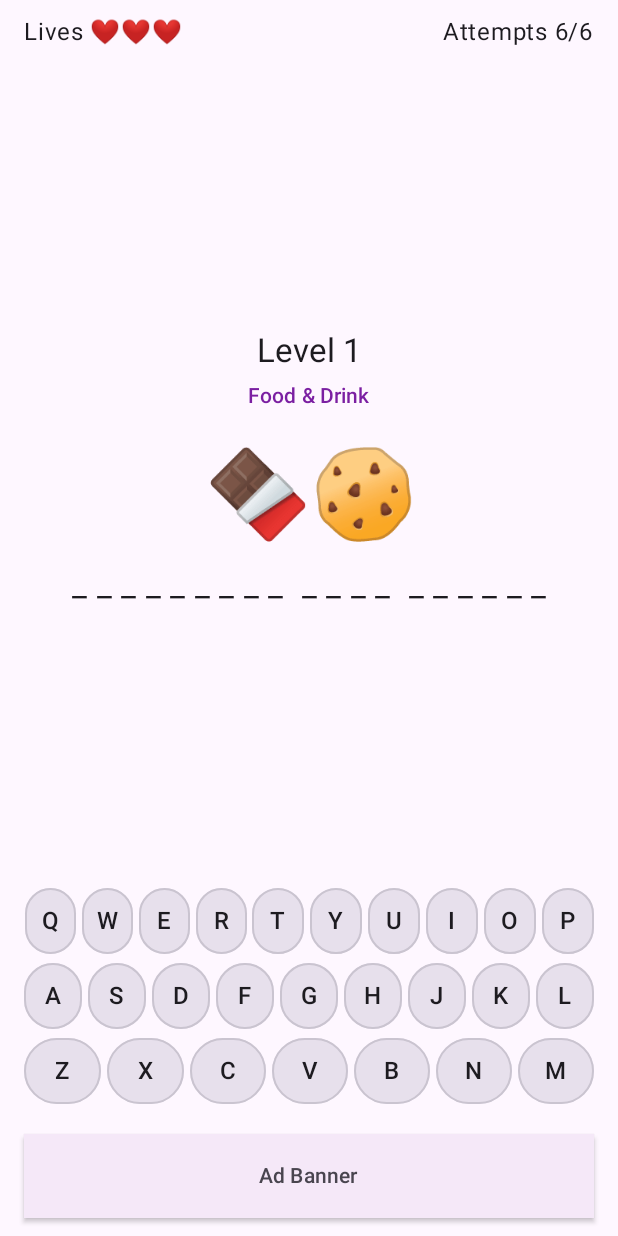
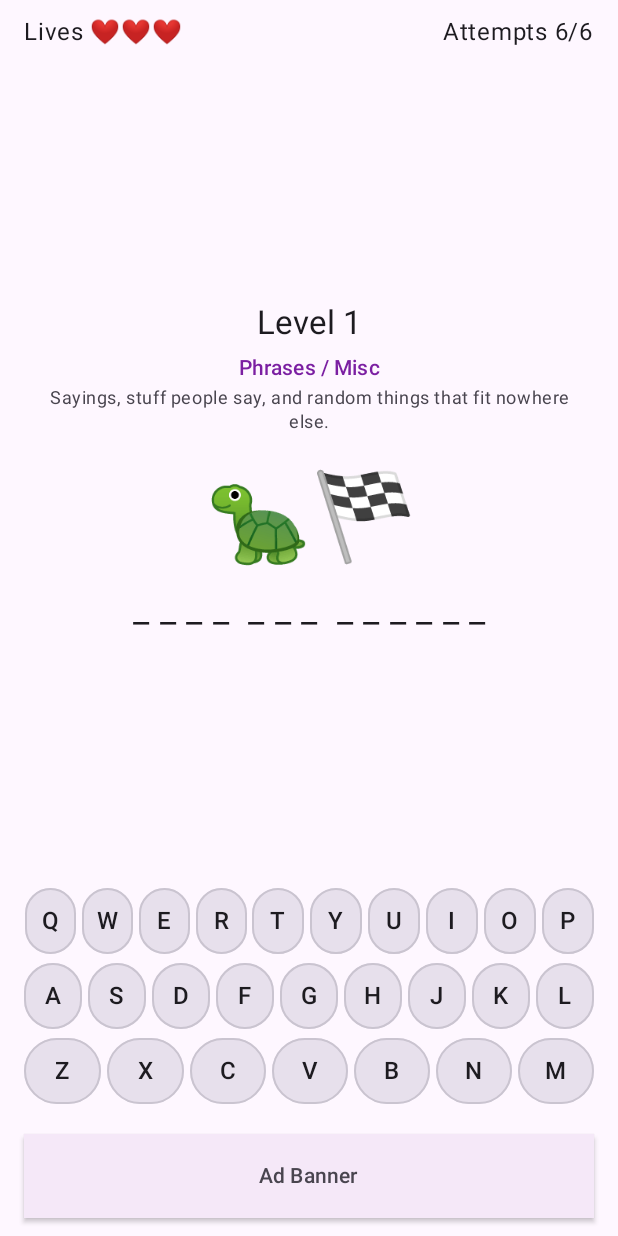
Before and after one commit to thatwaz/Guess-The-Emoji, an Android app built with Jetpack Compose: the screen it shows after launch (MainActivity), after a tap on "▶ Play", on a phone screen of 412 x 824 dp. Run offline under Robolectric (Android 15) with nearby library versions, the phone set to English and light mode, and no system bars.

Commit message:
Add more puzzles and explanation in u.i. for odd pairings

```diff
--- a/app/build.gradle.kts
+++ b/app/build.gradle.kts
@@ -8,6 +8,7 @@ android {
     compileSdk = 35
 
     defaultConfig {
+
         applicationId = "com.thatwaz.guesstheemoji"
         minSdk = 24
         targetSdk = 35
--- a/app/src/main/java/com/thatwaz/guesstheemoji/data/EmojiPuzzles.kt
+++ b/app/src/main/java/com/thatwaz/guesstheemoji/data/EmojiPuzzles.kt
@@ -6,7 +6,8 @@ enum class Category {
     FOOD_DRINK,
     SONGS_MUSIC,
     PHRASES_IDIOMS,
-    ANIMALS_NATURE
+    ANIMALS_NATURE,
+    CRAZY_COMBOS
 }
 
 // Data class now uses Category
@@ -57,6 +58,55 @@ object EmojiPuzzles {
         EmojiPuzzle("👩‍🚀🚀", "Gravity", Category.MOVIES_TV),
         EmojiPuzzle("🐘🎪", "Dumbo", Category.MOVIES_TV),
         EmojiPuzzle("🐍✈️", "Snakes on a Plane", Category.MOVIES_TV),
+        EmojiPuzzle("⏰🚗⚡", "Back to the Future", Category.MOVIES_TV),
+        EmojiPuzzle("🕶️🔴🔵", "The Matrix", Category.MOVIES_TV),
+        EmojiPuzzle("🤖🕶️🔫", "The Terminator", Category.MOVIES_TV),
+        EmojiPuzzle("🦇🌃", "The Dark Knight", Category.MOVIES_TV),
+        EmojiPuzzle("🌀🛌", "Inception", Category.MOVIES_TV),
+        EmojiPuzzle("🏴‍☠️⚓", "Pirates of the Caribbean", Category.MOVIES_TV),
+        EmojiPuzzle("🤠🧸", "Toy Story", Category.MOVIES_TV),
+        EmojiPuzzle("🐠🔍", "Finding Nemo", Category.MOVIES_TV),
+        EmojiPuzzle("🧞‍♂️🕌", "Aladdin", Category.MOVIES_TV),
+        EmojiPuzzle("🧜‍♀️🐠", "The Little Mermaid", Category.MOVIES_TV),
+        EmojiPuzzle("🌹👹", "Beauty and the Beast", Category.MOVIES_TV),
+        EmojiPuzzle("🎶⛰️", "The Sound of Music", Category.MOVIES_TV),
+        EmojiPuzzle("🥊⛰️", "Rocky", Category.MOVIES_TV),
+        EmojiPuzzle("🏃‍♂️🍫", "Forrest Gump", Category.MOVIES_TV),
+        EmojiPuzzle("⛓️🏛️🐦", "The Shawshank Redemption", Category.MOVIES_TV),
+        EmojiPuzzle("🤫🐑", "The Silence of the Lambs", Category.MOVIES_TV),
+        EmojiPuzzle("6️⃣👦👁️", "The Sixth Sense", Category.MOVIES_TV),
+        EmojiPuzzle("🧑‍💻👥", "The Social Network", Category.MOVIES_TV),
+        EmojiPuzzle("🔵🧑🌳", "Avatar", Category.MOVIES_TV),
+        EmojiPuzzle("🏹🔥", "The Hunger Games", Category.MOVIES_TV),
+        EmojiPuzzle("🧩🏃", "The Maze Runner", Category.MOVIES_TV),
+        EmojiPuzzle("🌙🧛‍♂️", "Twilight", Category.MOVIES_TV),
+        EmojiPuzzle("📓❤️", "The Notebook", Category.MOVIES_TV),
+        EmojiPuzzle("🏠👦", "Home Alone", Category.MOVIES_TV),
+        EmojiPuzzle("🤺🏛️", "Gladiator", Category.MOVIES_TV),
+        EmojiPuzzle("3️⃣0️⃣0️⃣🛡️", "300", Category.MOVIES_TV),
+        EmojiPuzzle("🚗🔥🏜️", "Mad Max: Fury Road", Category.MOVIES_TV),
+        EmojiPuzzle("🏜️🪱", "Dune", Category.MOVIES_TV),
+        EmojiPuzzle("✈️😎", "Top Gun", Category.MOVIES_TV),
+        EmojiPuzzle("🧠💣🎩", "Oppenheimer", Category.MOVIES_TV),
+        EmojiPuzzle("🎀👱‍♀️", "Barbie", Category.MOVIES_TV),
+        EmojiPuzzle("🧠😊😭", "Inside Out", Category.MOVIES_TV),
+        EmojiPuzzle("🤖🌍", "WALL·E", Category.MOVIES_TV),
+        EmojiPuzzle("👨‍👩‍👧‍👦🦸", "The Incredibles", Category.MOVIES_TV),
+        EmojiPuzzle("🧊🚢🪵", "The Revenant", Category.MOVIES_TV), // survival vibes
+        EmojiPuzzle("🧲🕷️🌆", "Spider-Man: Into the Spider-Verse", Category.MOVIES_TV),
+        EmojiPuzzle("🧭🐒🏺", "Indiana Jones", Category.MOVIES_TV),
+        EmojiPuzzle("👽🔦", "Stranger Things", Category.MOVIES_TV),
+        EmojiPuzzle("🔍🕵️‍♀️📖", "Knives Out", Category.MOVIES_TV),
+        EmojiPuzzle("👑🐯", "Life of Pi", Category.MOVIES_TV),
+        EmojiPuzzle("🧟‍♀️🏹", "The Last of Us", Category.MOVIES_TV),
+        EmojiPuzzle("🧲💼🇬🇧", "Kingsman", Category.MOVIES_TV),
+        EmojiPuzzle("🧛‍♂️🧄🪞", "Dracula", Category.MOVIES_TV),
+        EmojiPuzzle("🎈🤡🎈", "It Chapter Two", Category.MOVIES_TV),
+        EmojiPuzzle("💼🕵️‍♂️🎭", "Mission: Impossible", Category.MOVIES_TV),
+        EmojiPuzzle("🦸‍♂️🛡️🔨", "The Avengers", Category.MOVIES_TV),
+        EmojiPuzzle("🥋🧒", "The Karate Kid", Category.MOVIES_TV),
+        EmojiPuzzle("👸🗡️💍", "The Princess Bride", Category.MOVIES_TV),
+        EmojiPuzzle("🧛‍♂️🦇🎩", "Interview with the Vampire", Category.MOVIES_TV),
 
         // 🍕 Food & Drink
         EmojiPuzzle("🍞🥜🍓", "Peanut Butter and Jelly", Category.FOOD_DRINK),
@@ -98,6 +148,16 @@ object EmojiPuzzles {
         EmojiPuzzle("🍺🥨", "Beer and Pretzel", Category.FOOD_DRINK),
         EmojiPuzzle("🍷🧀", "Wine and Cheese", Category.FOOD_DRINK),
         EmojiPuzzle("🥕🍰", "Carrot Cake", Category.FOOD_DRINK),
+        EmojiPuzzle("🍗🧇", "Chicken and Waffles", Category.FOOD_DRINK),
+        EmojiPuzzle("🥯🧀🥓", "Bacon Egg and Cheese", Category.FOOD_DRINK),
+        EmojiPuzzle("🌶️🍲", "Spicy Chili", Category.FOOD_DRINK),
+        EmojiPuzzle("🍤🍜", "Shrimp Ramen", Category.FOOD_DRINK),
+        EmojiPuzzle("🥑🍞", "Avocado Toast", Category.FOOD_DRINK),
+        EmojiPuzzle("🍫🥛", "Chocolate Milk", Category.FOOD_DRINK),
+        EmojiPuzzle("🍉❄️", "Frozen Watermelon", Category.FOOD_DRINK),
+        EmojiPuzzle("🍣🔥", "Seared Sushi", Category.FOOD_DRINK),
+        EmojiPuzzle("🍗🍗🍗", "Bucket of Chicken", Category.FOOD_DRINK),
+        EmojiPuzzle("🧄🧈🍝", "Garlic Butter Pasta", Category.FOOD_DRINK),
 
         // 🎵 Songs & Music
         EmojiPuzzle("🎶👑", "Dancing Queen", Category.SONGS_MUSIC),
@@ -130,6 +190,16 @@ object EmojiPuzzles {
         EmojiPuzzle("🐝🎶", "Let It Bee", Category.SONGS_MUSIC),
         EmojiPuzzle("🧊🎶", "Ice Ice Baby", Category.SONGS_MUSIC),
         EmojiPuzzle("🕊️🎶", "Imagine", Category.SONGS_MUSIC),
+        EmojiPuzzle("👑🎭", "Bohemian Rhapsody", Category.SONGS_MUSIC),
+        EmojiPuzzle("😈🧍", "bad guy", Category.SONGS_MUSIC),
+        EmojiPuzzle("🌊🔊", "Rolling in the Deep", Category.SONGS_MUSIC),
+        EmojiPuzzle("⚡🥁", "Thunderstruck", Category.SONGS_MUSIC),
+        EmojiPuzzle("🏨🌴", "Hotel California", Category.SONGS_MUSIC),
+        EmojiPuzzle("🪜☁️", "Stairway to Heaven", Category.SONGS_MUSIC),
+        EmojiPuzzle("🏙️✨", "Uptown Funk", Category.SONGS_MUSIC),
+        EmojiPuzzle("🧣➡️", "Shake It Off", Category.SONGS_MUSIC),
+        EmojiPuzzle("🌃🕺", "Night Fever", Category.SONGS_MUSIC),
+        EmojiPuzzle("🧊🧠", "Cold Heart", Category.SONGS_MUSIC),
 
         // 💡 Phrases / Idioms
         EmojiPuzzle("🏠💻☕", "Work From Home", Category.PHRASES_IDIOMS),
@@ -169,6 +239,21 @@ object EmojiPuzzles {
         EmojiPuzzle("🧩🧩", "Missing Piece", Category.PHRASES_IDIOMS),
         EmojiPuzzle("🎨🖌️", "Paint Brush", Category.PHRASES_IDIOMS),
         EmojiPuzzle("🧵🪡", "Needle and Thread", Category.PHRASES_IDIOMS),
+        EmojiPuzzle("🍰✅", "Piece of Cake", Category.PHRASES_IDIOMS),
+        EmojiPuzzle("🧊💔", "Break the Ice", Category.PHRASES_IDIOMS),
+        EmojiPuzzle("🫘🗣️", "Spill the Beans", Category.PHRASES_IDIOMS),
+        EmojiPuzzle("🌧️🤒", "Under the Weather", Category.PHRASES_IDIOMS),
+        EmojiPuzzle("🔵🌙", "Once in a Blue Moon", Category.PHRASES_IDIOMS),
+        EmojiPuzzle("🛏️🎯", "Hit the Sack", Category.PHRASES_IDIOMS),
+        EmojiPuzzle("🐎🔙", "Back in the Saddle", Category.PHRASES_IDIOMS),
+        EmojiPuzzle("🐟🚫", "Something’s Fishy", Category.PHRASES_IDIOMS),
+        EmojiPuzzle("🧂🆙", "Take It with a Grain of Salt", Category.PHRASES_IDIOMS),
+        EmojiPuzzle("🪙2️⃣", "Two Cents", Category.PHRASES_IDIOMS),
+        EmojiPuzzle("🦴🐶", "Throw a Bone", Category.PHRASES_IDIOMS),
+        EmojiPuzzle("🧠🌀", "Mind Blown", Category.PHRASES_IDIOMS),
+        EmojiPuzzle("🧱🗣️", "Hit a Brick Wall", Category.PHRASES_IDIOMS),
+        EmojiPuzzle("🐫🌋", "The Last Straw", Category.PHRASES_IDIOMS),
+        EmojiPuzzle("🧠✅", "Use Your Head", Category.PHRASES_IDIOMS),
 
         // 🐾 Animals & Nature
         EmojiPuzzle("🐶🐾", "Dog Walk", Category.ANIMALS_NATURE),
@@ -202,6 +287,34 @@ object EmojiPuzzles {
         EmojiPuzzle("🦘🇦🇺", "Kangaroo Australia", Category.ANIMALS_NATURE),
         EmojiPuzzle("🐪🏜️", "Camel Desert", Category.ANIMALS_NATURE),
         EmojiPuzzle("🐏🏔️", "Mountain Goat", Category.ANIMALS_NATURE),
-        EmojiPuzzle("🦆🌊", "Duck Pond", Category.ANIMALS_NATURE)
+        EmojiPuzzle("🦆🌊", "Duck Pond", Category.ANIMALS_NATURE),
+        EmojiPuzzle("🦊🌙", "Sly as a Fox", Category.ANIMALS_NATURE),
+        EmojiPuzzle("🦅👀", "Eagle Eye", Category.ANIMALS_NATURE),
+        EmojiPuzzle("🦎🌞", "Cold-Blooded", Category.ANIMALS_NATURE),
+        EmojiPuzzle("🦢💑", "Swan Song", Category.ANIMALS_NATURE),
+        EmojiPuzzle("🦋🌸", "Butterfly Garden", Category.ANIMALS_NATURE),
+        EmojiPuzzle("🐻❄️", "Polar Bear", Category.ANIMALS_NATURE),
+        EmojiPuzzle("🦖🦴", "Dino Bones", Category.ANIMALS_NATURE),
+        EmojiPuzzle("🕊️🌿", "Olive Branch", Category.ANIMALS_NATURE),
+        EmojiPuzzle("🌪️🌧️", "Stormy Weather", Category.ANIMALS_NATURE),
+        EmojiPuzzle("🔥🌲", "Wildfire", Category.ANIMALS_NATURE),
+
+        EmojiPuzzle("🦍🍌", "Gorilla Banana", Category.CRAZY_COMBOS),
+        EmojiPuzzle("🐒🍕", "Monkey Pizza", Category.CRAZY_COMBOS),
+        EmojiPuzzle("🦊🍰", "Fox Cake", Category.CRAZY_COMBOS),
+        EmojiPuzzle("🦄🥤", "Unicorn Smoothie", Category.CRAZY_COMBOS),
+        EmojiPuzzle("🐙📞", "Octopus Call", Category.CRAZY_COMBOS),
+        EmojiPuzzle("🐼🥞", "Panda Pancake", Category.CRAZY_COMBOS),
+        EmojiPuzzle("🦒🧦", "Giraffe Socks", Category.CRAZY_COMBOS),
+        EmojiPuzzle("🐧🌮", "Penguin Taco", Category.CRAZY_COMBOS),
+        EmojiPuzzle("🦈🍩", "Shark Donut", Category.CRAZY_COMBOS),
+        EmojiPuzzle("🦘🍵", "Kangaroo Tea", Category.CRAZY_COMBOS),
+        EmojiPuzzle("🐘🍦", "Elephant Ice Cream", Category.CRAZY_COMBOS),
+        EmojiPuzzle("🦅🍕", "Eagle Pizza", Category.CRAZY_COMBOS),
+        EmojiPuzzle("🦄🍕", "Unicorn Pizza", Category.CRAZY_COMBOS),
+        EmojiPuzzle("🦙🎸", "Llama Rock Band", Category.CRAZY_COMBOS),
+        EmojiPuzzle("🦑🚀", "Squid Rocket", Category.CRAZY_COMBOS),
+        EmojiPuzzle("🦘🎒", "Kangaroo Backpack", Category.CRAZY_COMBOS),
+        EmojiPuzzle("🦥🏎️", "Sloth Racer", Category.CRAZY_COMBOS)
     )
 }
--- a/app/src/main/java/com/thatwaz/guesstheemoji/ui/game/PuzzleScreen.kt
+++ b/app/src/main/java/com/thatwaz/guesstheemoji/ui/game/PuzzleScreen.kt
@@ -117,11 +117,25 @@ fun PuzzleScreen(
                 Text("Level ${s.level}", style = typo.titleLarge, color = cs.onBackground)
 
                 Spacer(Modifier.height(6.dp))
+                // Category title + playful subtitle
                 Text(
-                    s.category.label(),
+                    text = s.category.label(),
                     style = typo.labelLarge,
-                    color = cs.primary
+                    color = cs.primary,
+                    textAlign = TextAlign.Center,
+                    modifier = Modifier.fillMaxWidth()
                 )
+
+                Spacer(Modifier.height(2.dp))
+
+                Text(
+                    text = s.category.subtitleText(),
+                    style = typo.bodySmall,
+                    color = MaterialTheme.colorScheme.onSurfaceVariant,
+                    textAlign = TextAlign.Center,
+                    modifier = Modifier.fillMaxWidth()
+                )
+
 
                 Spacer(Modifier.height(22.dp))
 
@@ -209,29 +223,6 @@ fun PuzzleScreen(
 }
 
 
-/* ====================== HUD ====================== */
-
-//@Composable
-//private fun TopHud(
-//    lives: Int,
-//    attemptsLeft: Int,
-//    maxAttempts: Int
-//) {
-//    Row(
-//        modifier = Modifier.fillMaxWidth(),
-//        verticalAlignment = Alignment.CenterVertically,
-//        horizontalArrangement = Arrangement.SpaceBetween
-//    ) {
-//        Text(
-//            text = "Lives ${"❤️".repeat(lives.coerceAtLeast(0))}",
-//            style = MaterialTheme.typography.bodyLarge
-//        )
-//        Text(
-//            text = "Attempts $attemptsLeft/$maxAttempts",
-//            style = MaterialTheme.typography.bodyLarge
-//        )
-//    }
-//}
 
 /* ====================== Helpers: wrapping & sizing ====================== */
 
@@ -330,8 +321,24 @@ private fun Category.label(): String = when (this) {
     Category.MOVIES_TV      -> "Movies & TV"
     Category.FOOD_DRINK     -> "Food & Drink"
     Category.SONGS_MUSIC    -> "Songs & Music"
-    Category.PHRASES_IDIOMS -> "Phrases & Idioms"
+    Category.PHRASES_IDIOMS -> "Phrases / Misc"
     Category.ANIMALS_NATURE -> "Animals & Nature"
+    Category.CRAZY_COMBOS -> "Crazy Nonsense Combos"
+}
+
+fun Category.subtitleText(): String = when (this) {
+    Category.MOVIES_TV ->
+        "Blockbusters, classics, and total guessers."
+    Category.FOOD_DRINK ->
+        "Tastes better when you solve it."
+    Category.SONGS_MUSIC ->
+        "Humming is allowed. Singing, optional."
+    Category.PHRASES_IDIOMS ->
+        "Sayings, stuff people say, and random things that fit nowhere else."
+    Category.ANIMALS_NATURE ->
+        "Nature-ish things… probably."
+    Category.CRAZY_COMBOS ->
+        "We don’t know either. Just roll with it."
 }
 
 /* ====================== Game Over Dialog ====================== */
```
